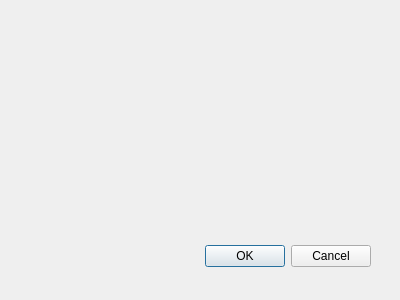
Above: ui_qgisforschools.ui from Charlotteg/QGISforSchools before the change. Below: the same form after it.
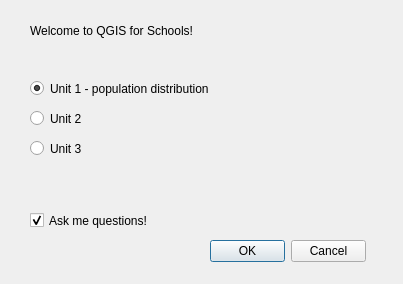
That is the form after the change.

Commit message: Added intro page and direction to wizard unit 1

Diff of the .ui file:
```diff
--- a/ui_qgisforschools.ui
+++ b/ui_qgisforschools.ui
@@ -1,30 +1,98 @@
 <ui version="4.0" >
  <class>QGISforSchools</class>
- <widget class="QDialog" name="QGISforSchools" >
-  <property name="geometry" >
+ <widget class="QDialog" name="QGISforSchools">
+  <property name="geometry">
    <rect>
     <x>0</x>
     <y>0</y>
-    <width>400</width>
-    <height>300</height>
+    <width>403</width>
+    <height>284</height>
    </rect>
   </property>
   <property name="windowTitle" >
    <string>QGISforSchools</string>
   </property>
-  <widget class="QDialogButtonBox" name="buttonBox" >
-   <property name="geometry" >
+  <widget class="QCheckBox" name="questions">
+   <property name="geometry">
     <rect>
      <x>30</x>
+     <y>200</y>
+     <width>241</width>
+     <height>41</height>
+    </rect>
+   </property>
+   <property name="text">
+    <string>Ask me questions!</string>
+   </property>
+   <property name="checked">
+    <bool>true</bool>
+   </property>
+  </widget>
+  <widget class="QRadioButton" name="unit1">
+   <property name="geometry">
+    <rect>
+     <x>30</x>
+     <y>80</y>
+     <width>201</width>
+     <height>17</height>
+    </rect>
+   </property>
+   <property name="text">
+    <string>Unit 1 - population distribution</string>
+   </property>
+   <property name="checked">
+    <bool>true</bool>
+   </property>
+  </widget>
+  <widget class="QRadioButton" name="unit2">
+   <property name="geometry">
+    <rect>
+     <x>30</x>
+     <y>110</y>
+     <width>82</width>
+     <height>17</height>
+    </rect>
+   </property>
+   <property name="text">
+    <string>Unit 2</string>
+   </property>
+  </widget>
+  <widget class="QRadioButton" name="unit3">
+   <property name="geometry">
+    <rect>
+     <x>30</x>
+     <y>140</y>
+     <width>82</width>
+     <height>17</height>
+    </rect>
+   </property>
+   <property name="text">
+    <string>Unit 3</string>
+   </property>
+  </widget>
+  <widget class="QLabel" name="label">
+   <property name="geometry">
+    <rect>
+     <x>30</x>
+     <y>20</y>
+     <width>231</width>
+     <height>21</height>
+    </rect>
+   </property>
+   <property name="text">
+    <string>Welcome to QGIS for Schools!</string>
+   </property>
+  </widget>
+  <widget class="QDialogButtonBox" name="buttonBox">
+   <property name="geometry">
+    <rect>
+     <x>210</x>
      <y>240</y>
-     <width>341</width>
-     <height>32</height>
+     <width>156</width>
+     <height>23</height>
     </rect>
    </property>
-   <property name="orientation" >
-    <enum>Qt::Horizontal</enum>
-   </property>
-   <property name="standardButtons" >
+   <property name="standardButtons">
     <set>QDialogButtonBox::Cancel|QDialogButtonBox::Ok</set>
    </property>
   </widget>
```
Left out of the diff: 40 changed lines with no effect on the pictures. The commit also changes 15 other files.
